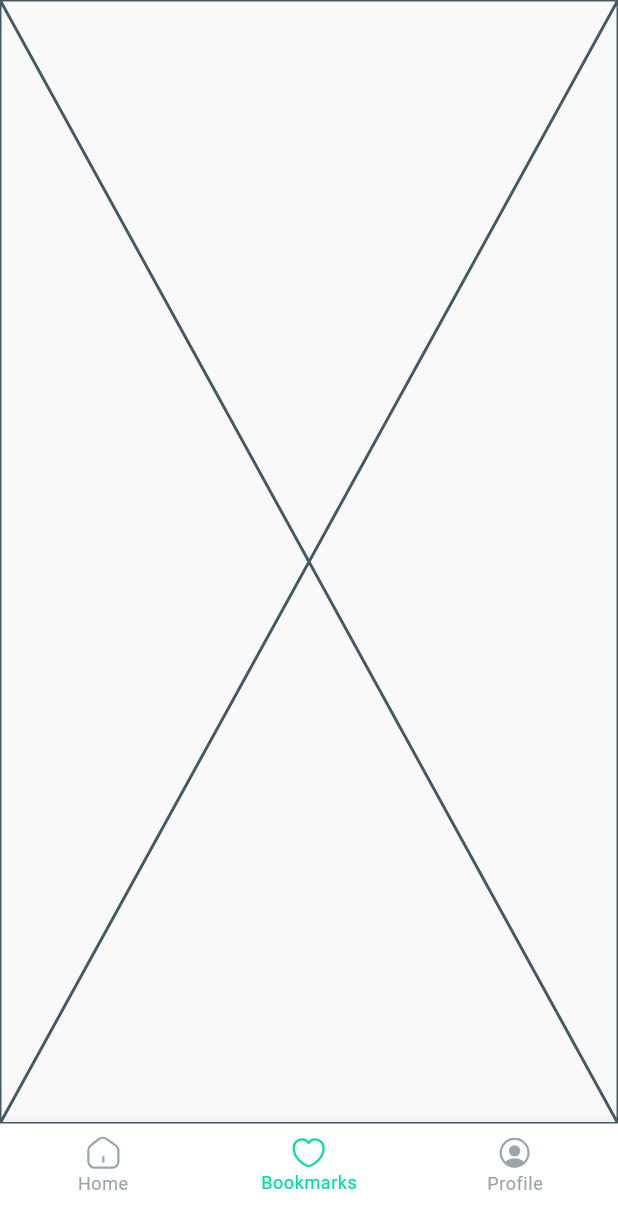
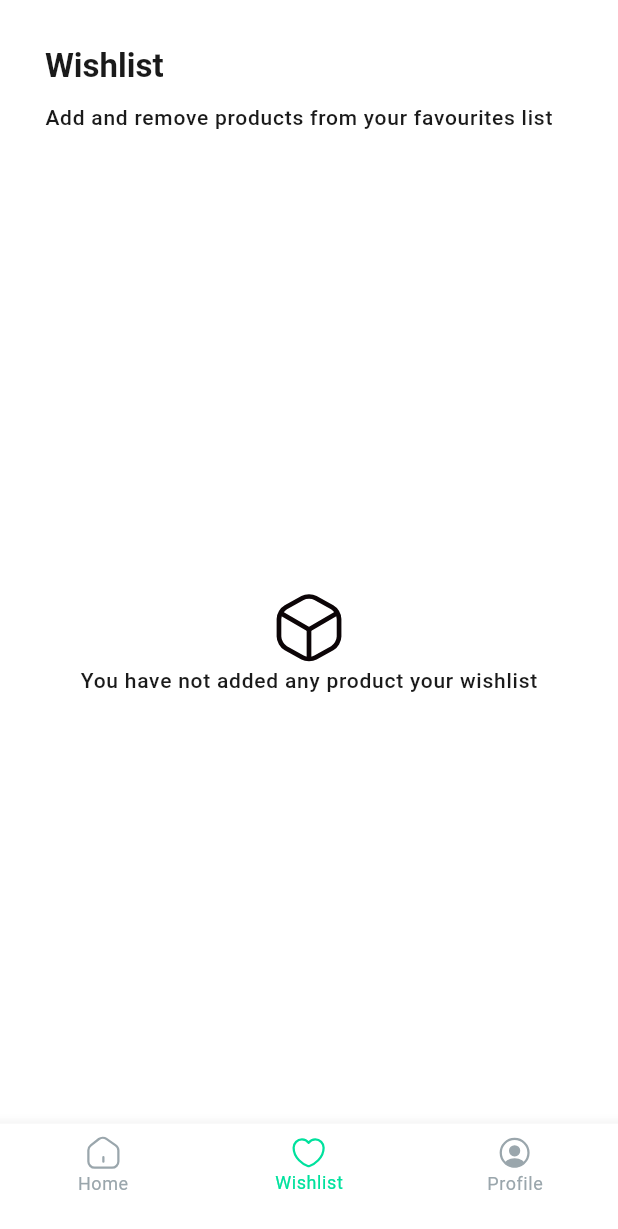
Before and after one commit to JustineUgo/tezda_shop, a Flutter app: the screen it shows after launch, item 2 of the bottom bar chosen, on a phone screen of 412 x 824 dp. Shown: the top 1229 px of the screen. Run offline on Flutter 3.47's test engine with Material 3 defaults, Android fonts, the light colour scheme and no system bars; our stand-ins replace auto_route, dio, fancy_shimmer_image, flutter_riverpod, flutter_svg, get_it and 3 more; Roboto replaces fonts that are missing (san_franscisco).

Commit message:
design: wishlist screen

```diff
--- a/lib/routes/router.dart
+++ b/lib/routes/router.dart
@@ -11,7 +11,7 @@ class TezdaRouter extends $TezdaRouter implements AutoRouteGuard {
           path: '/home',
           children: [
             AutoRoute(page: HomeRoute.page, path: ''),
-            AutoRoute(page: BookmarkRoute.page, path: 'bookmark'),
+            AutoRoute(page: WishlistRoute.page, path: 'bookmark'),
             AutoRoute(page: ProfileRoute.page, path: 'profile'),
           ],
         ),
--- a/lib/src/screens/app/app.dart
+++ b/lib/src/screens/app/app.dart
@@ -22,7 +22,7 @@ class _AppScreenState extends State<AppScreen> {
       backgroundColor: TezdaColors.secondary,
       routes: const [
         HomeRoute(),
-        BookmarkRoute(),
+        WishlistRoute(),
         ProfileRoute(),
       ],
       bottomNavigationBuilder: (_, tabsRouter) {
@@ -49,7 +49,7 @@ class _AppScreenState extends State<AppScreen> {
                 icon: Column(
                   children: [
                     SvgPicture.asset(TezdaIcons.bookmarks, color: tabsRouter.activeIndex == 1 ? TezdaColors.primary : TezdaColors.neutral),
-                    Text('Bookmarks',
+                    Text('Wishlist',
                         style:
                             context.textTheme.bodySmall!.copyWith(fontSize: 12, color: tabsRouter.activeIndex == 1 ? TezdaColors.primary : TezdaColors.neutral))
                   ],
--- a/lib/src/screens/app/bookmark/bookmark_screen.dart
+++ /dev/null
@@ -1,18 +0,0 @@
-
-import 'package:auto_route/auto_route.dart';
-import 'package:flutter/material.dart';
-
-@RoutePage()
-class BookmarkScreen extends StatefulWidget {
-  const BookmarkScreen({super.key});
-
-  @override
-  State<BookmarkScreen> createState() => _BookmarkScreenState();
-}
-
-class _BookmarkScreenState extends State<BookmarkScreen> {
-  @override
-  Widget build(BuildContext context) {
-    return const Placeholder();
-  }
-}
--- /dev/null
+++ b/lib/src/screens/app/wishlist/wishlist_screen.dart
@@ -0,0 +1,59 @@
+import 'package:auto_route/auto_route.dart';
+import 'package:flutter/material.dart';
+import 'package:flutter_svg/flutter_svg.dart';
+import 'package:tezda_shop/theme/theme.dart';
+import 'package:tezda_shop/util/assets.dart';
+
+@RoutePage()
+class WishlistScreen extends StatefulWidget {
+  const WishlistScreen({super.key});
+
+  @override
+  State<WishlistScreen> createState() => _WishlistScreenState();
+}
+
+class _WishlistScreenState extends State<WishlistScreen> {
+  @override
+  Widget build(BuildContext context) {
+    return Scaffold(
+      body: SafeArea(
+        child: Column(
+          crossAxisAlignment: CrossAxisAlignment.start,
+          children: [
+            const SizedBox(height: 30),
+            Padding(
+              padding: const EdgeInsets.symmetric(horizontal: 30),
+              child: Column(
+                crossAxisAlignment: CrossAxisAlignment.start,
+                children: [
+                  Text('Wishlist', style: context.textTheme.titleLarge),
+                  const SizedBox(height: 10),
+                  Text('Add and remove products from your favourites list', style: context.textTheme.bodyLarge),
+                ],
+              ),
+            ),
+            const SizedBox(height: 20),
+            Expanded(
+              child: Center(
+                child: Column(
+                  mainAxisAlignment: MainAxisAlignment.center,
+                  children: [
+                    SvgPicture.asset(TezdaIcons.emptyIcon, height: 50),
+                    Text('You have not added any product your wishlist', style: context.textTheme.bodyLarge),
+                  ],
+                ),
+              ),
+              // GridView.count(
+              //   crossAxisCount: 2,
+              //   padding: const EdgeInsets.symmetric(horizontal: 20),
+              //   children: List.generate(20, (index) {
+              //     return ProductWidget(image: image);
+              //   }),
+              // ),
+            ),
+          ],
+        ),
+      ),
+    );
+  }
+}
--- a/lib/util/assets.dart
+++ b/lib/util/assets.dart
@@ -6,6 +6,7 @@ class TezdaIcons {
   static const String personalInfoIcon = 'assets/svgs/personal_info.svg';
   static const String infoIcon = 'assets/svgs/info.svg';
   static const String logoutIcon = 'assets/svgs/logout.svg';
+  static const String emptyIcon = 'assets/svgs/box.svg';
 
   //App
   static String home = 'assets/svgs/app_home.svg';
```
Also changed, not shown: assets/svgs/box.svg (added), lib/routes/router.gr.dart.
